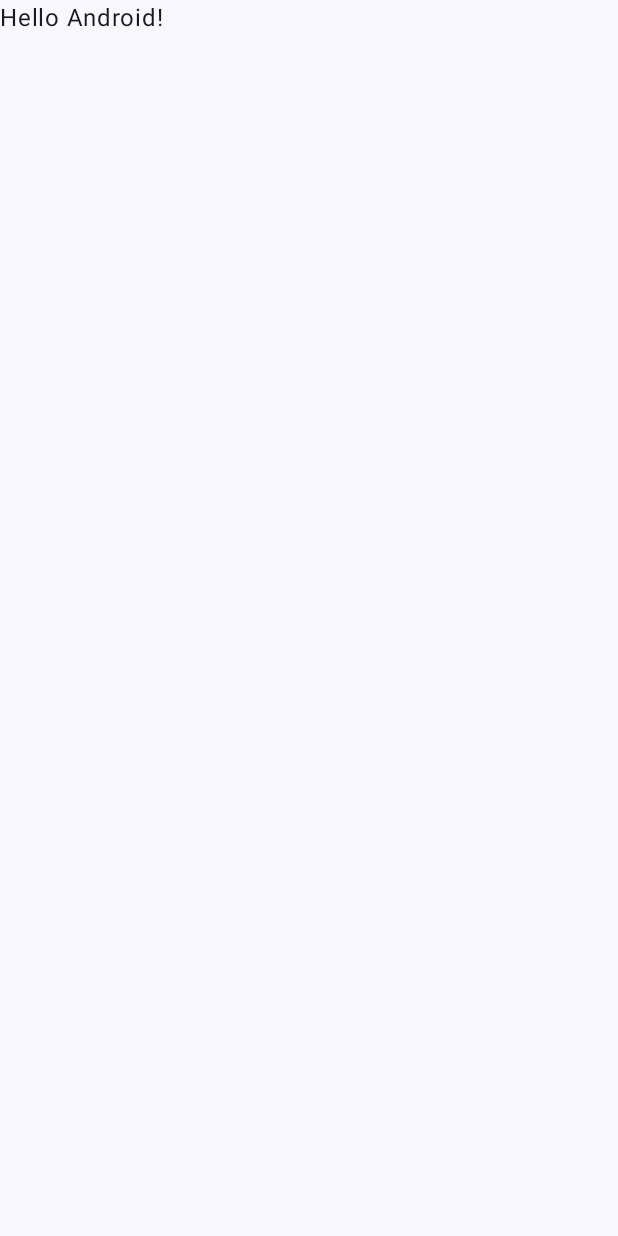
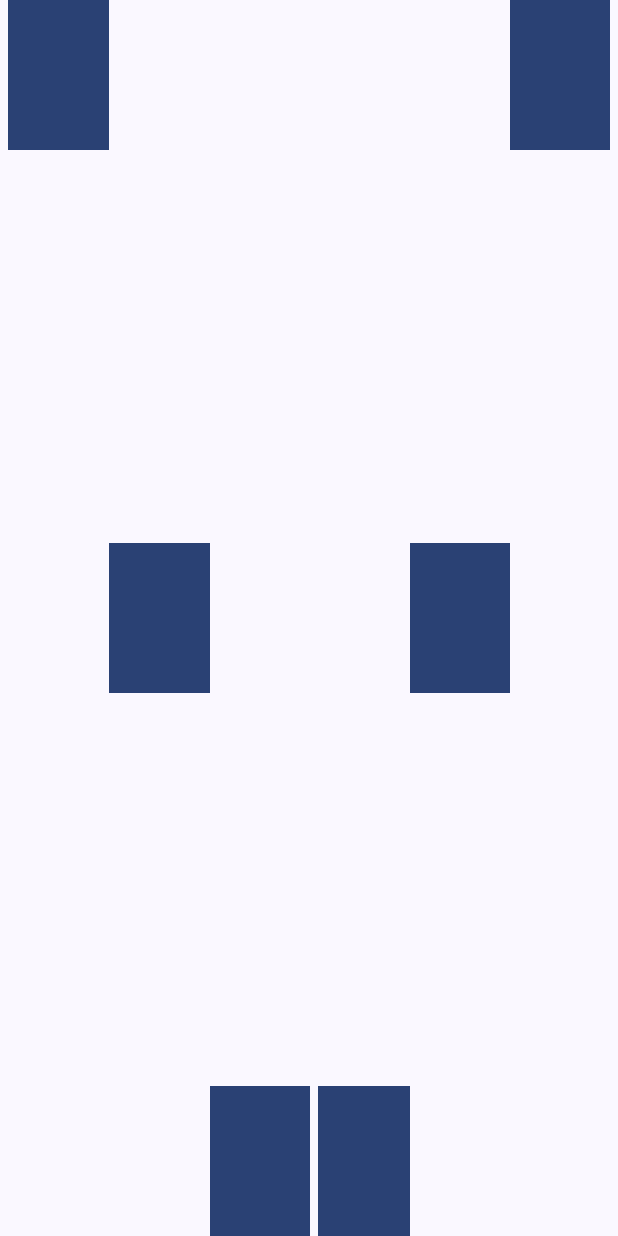
Before and after one commit to JubayerAhamadTayef/Row_In_Jetpack_Compose, an Android app built with Jetpack Compose: the screen it shows after launch (MainActivity), on a phone screen of 412 x 824 dp. Before the commit the screen is almost empty. Run offline under Robolectric (Android 15) with nearby library versions, the phone set to English and light mode, and no system bars.

Commit message:
Practice Row with Spacer!

```diff
--- a/app/src/main/java/com/jubayer_ahamad_tayef/row_in_jetpack_compose/MainActivity.kt
+++ b/app/src/main/java/com/jubayer_ahamad_tayef/row_in_jetpack_compose/MainActivity.kt
@@ -4,13 +4,20 @@ import android.os.Bundle
 import androidx.activity.ComponentActivity
 import androidx.activity.compose.setContent
 import androidx.activity.enableEdgeToEdge
+import androidx.compose.foundation.background
+import androidx.compose.foundation.layout.Arrangement
+import androidx.compose.foundation.layout.Row
+import androidx.compose.foundation.layout.Spacer
 import androidx.compose.foundation.layout.fillMaxSize
 import androidx.compose.foundation.layout.padding
+import androidx.compose.foundation.layout.size
+import androidx.compose.material3.MaterialTheme
 import androidx.compose.material3.Scaffold
-import androidx.compose.material3.Text
 import androidx.compose.runtime.Composable
+import androidx.compose.ui.Alignment
 import androidx.compose.ui.Modifier
 import androidx.compose.ui.tooling.preview.Preview
+import androidx.compose.ui.unit.dp
 import com.jubayer_ahamad_tayef.row_in_jetpack_compose.ui.theme.Row_In_Jetpack_ComposeTheme
 
 class MainActivity : ComponentActivity() {
@@ -20,28 +27,62 @@ class MainActivity : ComponentActivity() {
         setContent {
             Row_In_Jetpack_ComposeTheme {
                 Scaffold(modifier = Modifier.fillMaxSize()) { innerPadding ->
-                    Greeting(
-                        name = "Android",
-                        modifier = Modifier.padding(innerPadding)
-                    )
+                    MyRow(modifier = Modifier.padding(innerPadding))
                 }
             }
         }
     }
-}
 
-@Composable
-fun Greeting(name: String, modifier: Modifier = Modifier) {
-    Text(
-        text = "Hello $name!",
-        modifier = modifier
-    )
-}
+    @Composable
+    fun MyRow(modifier: Modifier) {
+        Row(modifier = modifier.fillMaxSize().padding(horizontal = 5.dp), horizontalArrangement = Arrangement.SpaceEvenly) {
+            Spacer(
+                modifier = Modifier
+                    .size(100.dp)
+                    .background(MaterialTheme.colorScheme.primary)
+                    .weight(1f)
+            )
+            Spacer(
+                modifier = Modifier
+                    .size(100.dp)
+                    .background(MaterialTheme.colorScheme.primary)
+                    .weight(1f)
+                    .align(Alignment.CenterVertically)
+            )
+            Spacer(
+                modifier = Modifier
+                    .size(100.dp)
+                    .background(MaterialTheme.colorScheme.primary)
+                    .weight(1f)
+                    .align(Alignment.Bottom)
+            )
+            Spacer(
+                modifier = Modifier
+                    .size(100.dp)
+                    .padding(start = 5.dp)
+                    .background(MaterialTheme.colorScheme.primary)
+                    .weight(1f)
+                    .align(Alignment.Bottom)
+            )
+            Spacer(
+                modifier = Modifier
+                    .size(100.dp)
+                    .background(MaterialTheme.colorScheme.primary)
+                    .weight(1f)
+                    .align(Alignment.CenterVertically)
+            )
+            Spacer(
+                modifier = Modifier
+                    .size(100.dp)
+                    .background(MaterialTheme.colorScheme.primary)
+                    .weight(1f)
+            )
+        }
+    }
 
-@Preview(showBackground = true)
-@Composable
-fun GreetingPreview() {
-    Row_In_Jetpack_ComposeTheme {
-        Greeting("Android")
+    @Preview(showSystemUi = true)
+    @Composable
+    fun MyRowPreview() {
+        MyRow(modifier = Modifier.padding(5.dp))
     }
 }
```
